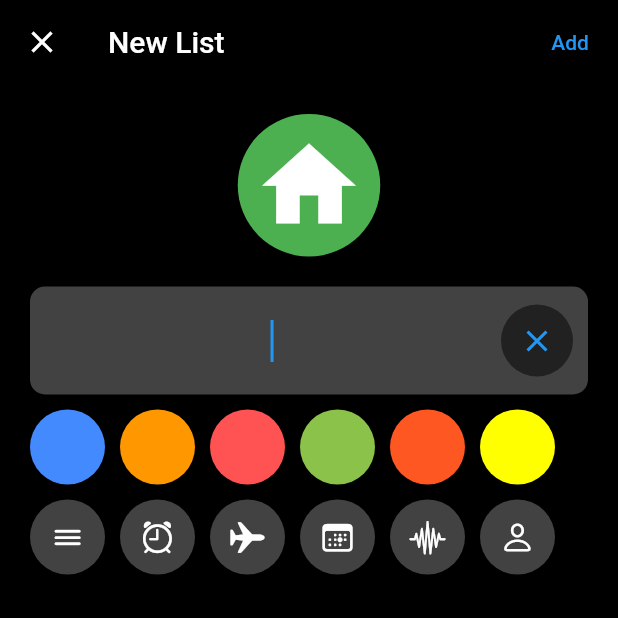
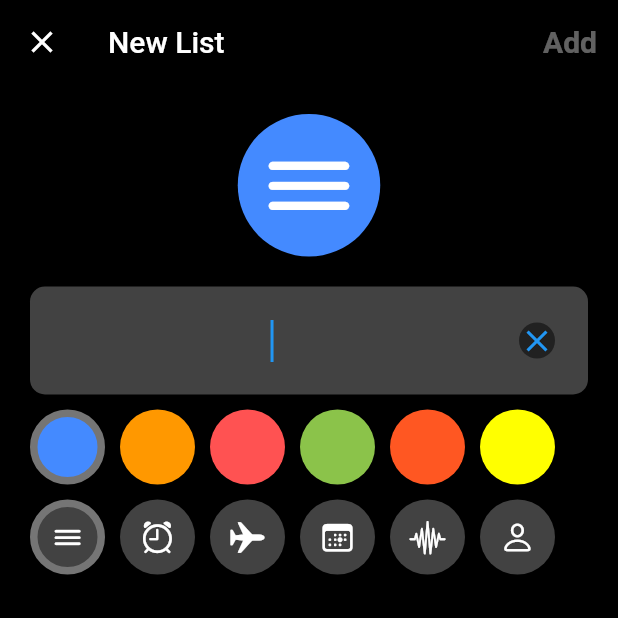
Before and after one commit to Satej/flutter-ios-reminders-app, a Flutter app: the screen it shows after launch, after a tap on "Add List", on a phone screen of 412 x 824 dp, the top half of it. Run offline on Flutter 3.47's test engine with Material 2 defaults, Android fonts, the phone set to English and light mode, and no system bars.

Commit message:
final new list

```diff
--- a/lib/common/widgets/category_icon.dart
+++ b/lib/common/widgets/category_icon.dart
@@ -18,7 +18,7 @@ class CategoryIcon extends StatelessWidget {
       child: Icon(
         iconData,
         size: 30,
-        color: Colors.white,
+        //color: Colors.white,
       ),
     );
   }
--- a/lib/main.dart
+++ b/lib/main.dart
@@ -21,7 +21,18 @@ class App extends StatelessWidget {
       theme: ThemeData(
         scaffoldBackgroundColor: Colors.black,
         appBarTheme: const AppBarTheme(color: Colors.black),
+        iconTheme: const IconThemeData(color: Colors.white,),
+        accentColor: Colors.white,
         brightness: Brightness.dark,
+        textButtonTheme: TextButtonThemeData(
+          style: TextButton.styleFrom(
+            primary: Colors.blueAccent,
+            textStyle: const TextStyle(
+              fontWeight: FontWeight.bold,
+              fontSize: 20,
+            ),
+          ),
+        ),
       ),
     );
   }
--- a/lib/screens/add_list/add_list_screen.dart
+++ b/lib/screens/add_list/add_list_screen.dart
@@ -1,6 +1,8 @@
 import 'package:flutter/material.dart';
 import 'package:ios_reminders/models/common/custom_color_collection.dart';
 
+import '../../models/common/custom_color.dart';
+import '../../models/common/custom_icon.dart';
 import '../../models/common/custom_icon_collection.dart';
 
 class AddListScreen extends StatefulWidget {
@@ -11,6 +13,23 @@ class AddListScreen extends StatefulWidget {
 }
 
 class _AddListScreenState extends State<AddListScreen> {
+
+  CustomColor _selectedColor = CustomColorCollection().colors.first;
+  CustomIcon _selectedIcon = CustomIconCollection().icons.first;
+
+  TextEditingController _textController = TextEditingController();
+  String _listName = '';
+
+  @override
+  void initState() {
+    super.initState();
+    _textController.addListener(() {
+      setState(() {
+        _listName = _textController.text;
+      });
+    });
+  }
+
   @override
   Widget build(BuildContext context) {
     return Scaffold(
@@ -18,20 +37,31 @@ class _AddListScreenState extends State<AddListScreen> {
         title: const Text('New List'),
         actions: [
           TextButton(
-            onPressed: () {},
-            child: const Text('Add'),
+            onPressed: _listName.isEmpty ? null : () {
+              if (_textController.text.isNotEmpty) {
+                print('add to database');
+              } else {
+                print('Please enter a list name');
+              }
+            },
+            child: const Text(
+              'Add',
+              style: TextStyle(
+                //color: _listName.isNotEmpty ? Colors.blueAccent : Colors.grey,
+              ),
+            ),
           ),
         ],
       ),
-      body: Padding(
-        padding: const EdgeInsets.all(20.0),
+      body: SingleChildScrollView(
+        padding: const EdgeInsets.all(20),
         child: Column(
           crossAxisAlignment: CrossAxisAlignment.stretch,
           children: [
             Container(
               padding: const EdgeInsets.all(10),
-              decoration: const BoxDecoration(shape: BoxShape.circle, color: Colors.green),
-              child: const Icon(Icons.home, size: 75),
+              decoration: BoxDecoration(shape: BoxShape.circle, color: _selectedColor.color),
+              child: Icon(_selectedIcon.icon, size: 75),
             ),
             const SizedBox(height: 20),
             Container(
@@ -41,17 +71,21 @@ class _AddListScreenState extends State<AddListScreen> {
                 borderRadius: BorderRadius.circular(10),
               ),
               child: TextField(
+                controller: _textController,
                 autofocus: true,
                 textAlign: TextAlign.center,
                 style: Theme.of(context).textTheme.headline5,
                 decoration: InputDecoration(
                   border: InputBorder.none,
-                  suffixIcon: Container(
+                  suffixIcon: IconButton(
+                    onPressed: () => _textController.clear(),
+                    icon: Container(
                       decoration: BoxDecoration(
                         shape: BoxShape.circle,
                         color: Theme.of(context).primaryColor,
                       ),
                       child: const Icon(Icons.clear),
+                    ),
                   ),
                 ),
               ),
@@ -62,12 +96,22 @@ class _AddListScreenState extends State<AddListScreen> {
               runSpacing: 10,
               children: [
                 for (final customColor in CustomColorCollection().colors)
-                  Container(
+                  GestureDetector(
+                    onTap: () {
+                      setState(() {
+                        _selectedColor = customColor;
+                      });
+                    },
+                    child: Container(
                       height: 50,
                       width: 50,
                       decoration: BoxDecoration(
+                        border: _selectedColor.id == customColor.id
+                            ? Border.all(color: Colors.grey[600]!, width: 5)
+                            : null,
                         color: customColor.color,
                         shape: BoxShape.circle,
+                      ),
                     ),
                   )
               ],
@@ -78,14 +122,24 @@ class _AddListScreenState extends State<AddListScreen> {
               runSpacing: 10,
               children: [
                 for (final customIcon in CustomIconCollection().icons)
-                  Container(
+                  GestureDetector(
+                    onTap: () {
+                      setState(() {
+                        _selectedIcon = customIcon;
+                      });
+                    },
+                    child: Container(
                       height: 50,
                       width: 50,
                       decoration: BoxDecoration(
+                        border: _selectedIcon.id == customIcon.id
+                          ? Border.all(color: Colors.grey[600]!, width: 5)
+                          : null,
                         color: Theme.of(context).cardColor,
                         shape: BoxShape.circle,
                       ),
                       child: Icon(customIcon.icon),
+                    ),
                   )
               ],
             ),
--- a/lib/screens/home/home_screen.dart
+++ b/lib/screens/home/home_screen.dart
@@ -2,7 +2,6 @@ import 'package:flutter/material.dart';
 import 'package:ios_reminders/models/category/category_collection.dart';
 import 'package:ios_reminders/screens/home/widgets/list_view_items.dart';
 
-import '../../models/category/category.dart';
 import 'widgets/footer.dart';
 import 'widgets/grid_view_items.dart';
 
@@ -34,7 +33,7 @@ class _HomeScreenState extends State<HomeScreen> {
             },
             child: Text(
               layoutType == 'grid' ? 'Edit' : 'Done',
-              style: const TextStyle(color: Colors.white),
+              //style: const TextStyle(color: Colors.white),
             ),
           )
         ],
--- a/lib/screens/home/widgets/grid_view_items.dart
+++ b/lib/screens/home/widgets/grid_view_items.dart
@@ -1,7 +1,6 @@
 import 'package:flutter/material.dart';
 
 import '../../../models/category/category.dart';
-import '../../../models/category/category_collection.dart';
 
 class GridViewItems extends StatelessWidget {
   const GridViewItems({
@@ -36,10 +35,16 @@ class GridViewItems extends StatelessWidget {
                   mainAxisAlignment: MainAxisAlignment.spaceBetween,
                   children: [
                     category.icon,
-                    const Text('0'),
+                    Text(
+                      '0',
+                      style: Theme.of(context).textTheme.headline6,
+                    ),
                   ],
                 ),
-                Text(category.name),
+                Text(
+                  category.name,
+                  style: Theme.of(context).textTheme.headline5,
+                ),
               ],
             ),
           ),
```
Lines whose indentation alone changed are shown as unchanged.
